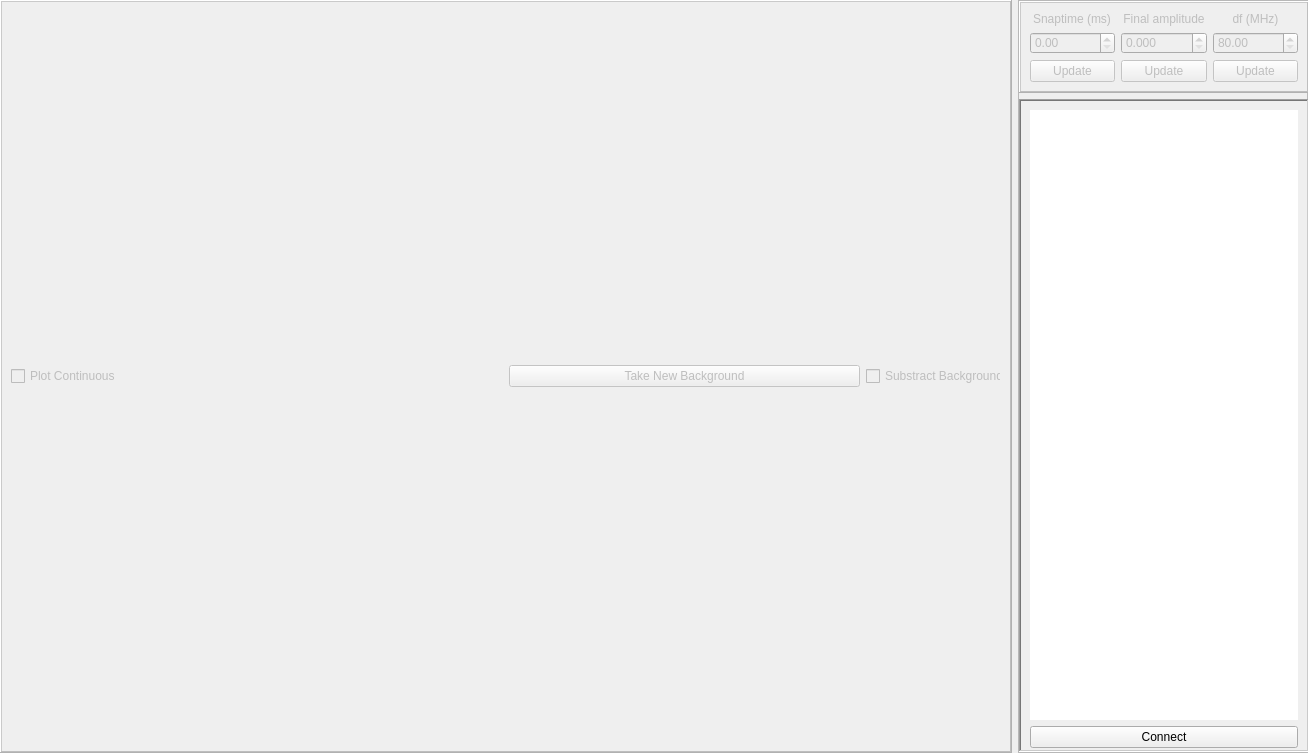
JeremyQO/GUI-Experiment, file widgets/pgc/gui.ui: the form before one commit.
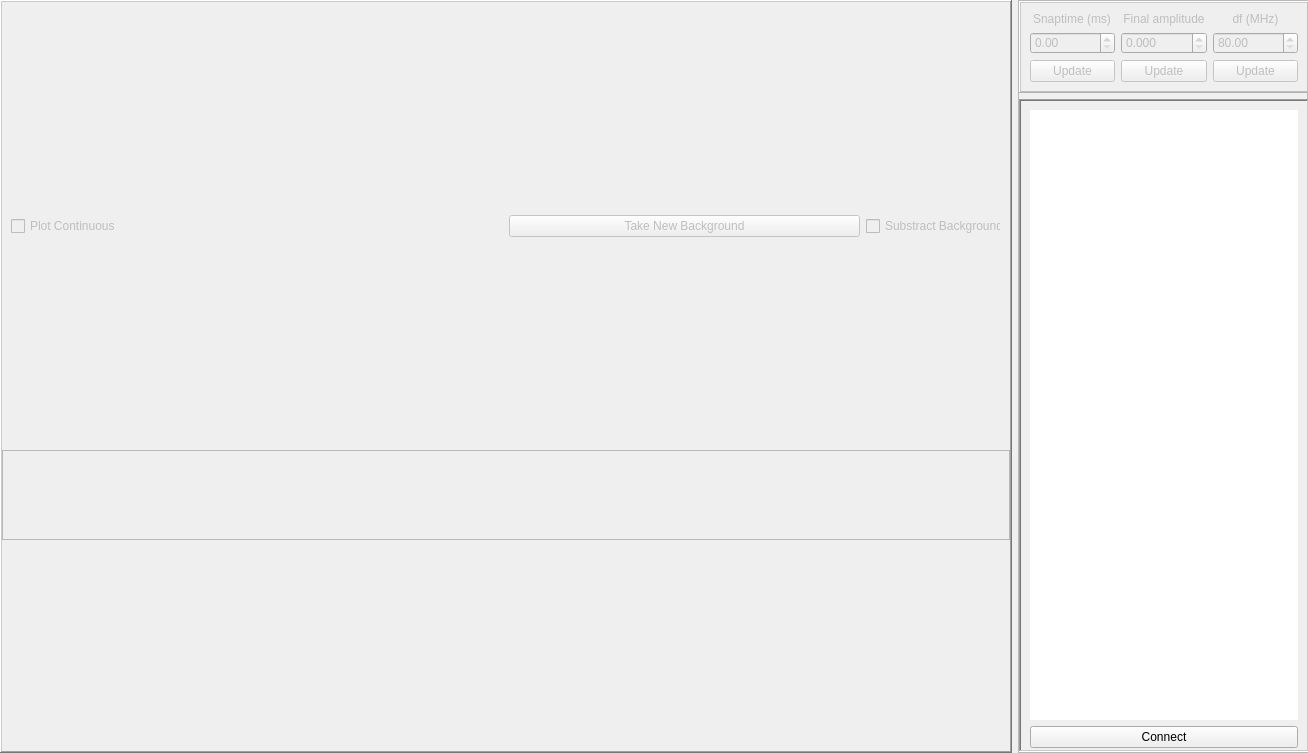
The form after the commit.

Commit message:
Added an iPython termimal in the temperature and PGC tabs
The window (main) object can be accessed via the 'o' variable.

Diff of the .ui file:
```diff
--- a/widgets/pgc/gui.ui
+++ b/widgets/pgc/gui.ui
@@ -29,7 +29,7 @@
    <item>
     <widget class="QFrame" name="frame">
      <property name="enabled">
-      <bool>false</bool>
+      <bool>true</bool>
      </property>
      <property name="frameShape">
       <enum>QFrame::WinPanel</enum>
@@ -73,6 +73,9 @@
          </property>
          <item>
           <widget class="QCheckBox" name="checkBox_plotContinuous">
+           <property name="enabled">
+            <bool>false</bool>
+           </property>
            <property name="text">
             <string>Plot Continuous </string>
            </property>
@@ -95,6 +98,9 @@
             </property>
             <item>
              <widget class="QPushButton" name="pushButton_takeBackground">
+              <property name="enabled">
+               <bool>false</bool>
+              </property>
               <property name="text">
                <string>Take New Background</string>
               </property>
@@ -125,6 +131,42 @@
         </layout>
        </widget>
       </item>
+      <item row="2" column="0" colspan="2">
+       <widget class="QFrame" name="frame_3">
+        <property name="enabled">
+         <bool>true</bool>
+        </property>
+        <property name="maximumSize">
+         <size>
+          <width>16777215</width>
+          <height>90</height>
+         </size>
+        </property>
+        <property name="frameShape">
+         <enum>QFrame::StyledPanel</enum>
+        </property>
+        <property name="frameShadow">
+         <enum>QFrame::Raised</enum>
+        </property>
+        <layout class="QVBoxLayout" name="verticalLayout_2">
+         <property name="leftMargin">
+          <number>2</number>
+         </property>
+         <property name="topMargin">
+          <number>2</number>
+         </property>
+         <property name="rightMargin">
+          <number>2</number>
+         </property>
+         <property name="bottomMargin">
+          <number>2</number>
+         </property>
+         <item>
+          <layout class="QVBoxLayout" name="verticalLayout_terminal"/>
+         </item>
+        </layout>
+       </widget>
+      </item>
      </layout>
     </widget>
    </item>
```
The commit also changes 4 other files.
